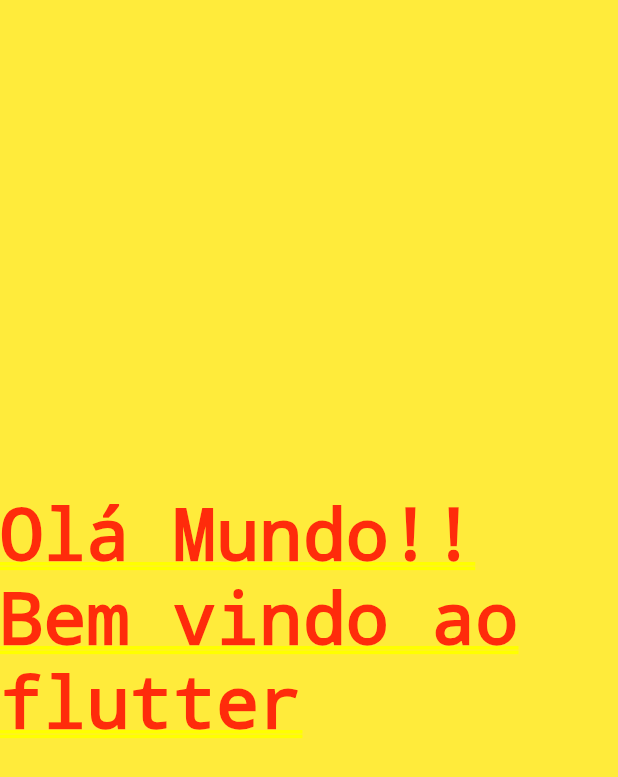
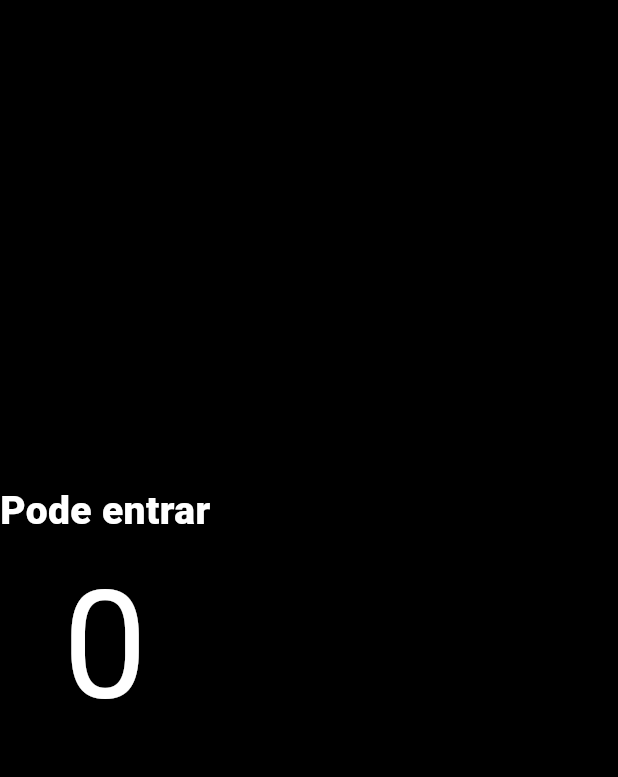
Before and after one commit to isaiastech/estudandoFlutter, a Flutter app: the screen it shows after launch, on a phone screen of 412 x 824 dp. Shown: the top 777 px of the screen. Run offline on Flutter 3.47's test engine with Material 3 defaults, Android fonts, the light colour scheme and no system bars.

Commit message:
Container, MaterialApp e Text aula-74 dia 03-01-2025

```diff
--- a/lib/main.dart
+++ b/lib/main.dart
@@ -10,11 +10,38 @@
   @override
   Widget build(BuildContext context) {
     return MaterialApp(
-      home: Container(
-        color: Colors.yellow,
-        alignment: Alignment.center,
-        child: Text('Olá Mundo!! Bem vindo ao flutter'),
-      ),
+      home: HomePage(),
     );
   }
 }
+
+class HomePage extends StatelessWidget {
+  const HomePage({super.key});
+
+  @override
+  Widget build(BuildContext context) {
+    return Scaffold(
+      backgroundColor: Colors.black,
+      body: Column(
+        mainAxisAlignment: MainAxisAlignment.center,
+        children: const [
+        Text(
+          'Pode entrar',
+          style: TextStyle(
+            fontSize: 26,
+            color: Colors.white,
+            fontWeight: FontWeight.w800,
+          ),
+        ),
+          Text(
+              '0',
+              style: TextStyle(
+                fontSize: 100,
+                color: Colors.white,
+              ),
+            ),
+          ],
+      )
+    );
+  }
+}
```
